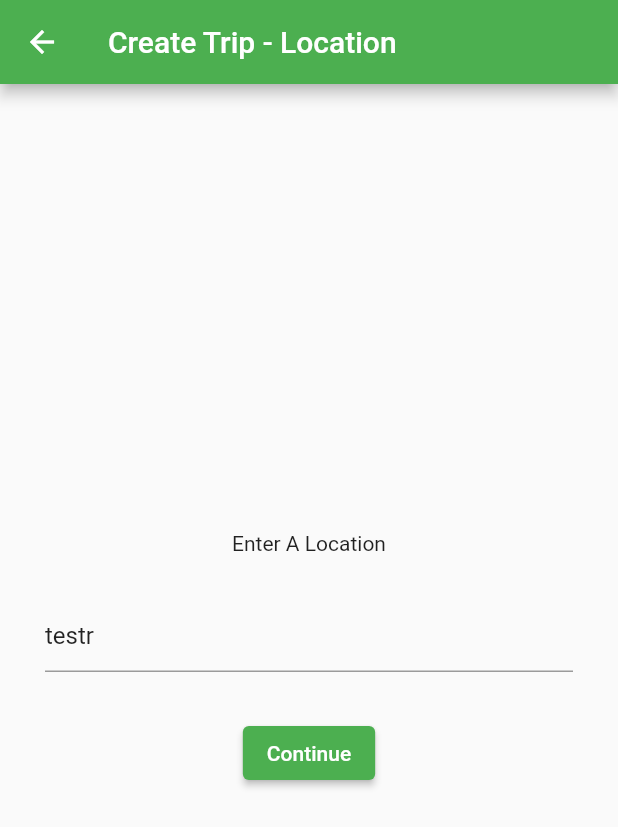
After one commit to brandondasb/travel_app_my_version_flutter, a Flutter app: the screen it shows after launch, after a tap on the "add" icon, on a phone screen of 412 x 824 dp. The commit adds this screen. Shown: the top 827 px of the screen. Run offline on Flutter 3.47's test engine with Material 2 defaults, Android fonts, the phone set to English and light mode, and no system bars; our stand-ins replace firebase_core; accounts and stored records are empty.

Commit message:
cleaned up the code added scheleton journey to add trip linked to online database works on android and IOS

```diff
--- a/lib/Home_widget.dart
+++ b/lib/home_widget.dart
@@ -1,7 +1,10 @@
 import 'package:flutter/material.dart';
 import 'package:travel_app_my_version/explore_view.dart';
-import 'package:travel_app_my_version/home_view.dart';
 import 'package:travel_app_my_version/past_trips_view.dart';
+import 'package:travel_app_my_version/views/home_view.dart';
+import 'package:travel_app_my_version/views/new_trips/location_view.dart';
+
+import 'models/Trip.dart';
 
 class Home extends StatefulWidget {
   @override
@@ -16,10 +19,22 @@ class _HomeState extends State<Home> {
 
   @override
   Widget build(BuildContext context) {
-    // TODO: implement build
+    final newTrip = Trip("testr", DateTime.now(), DateTime.now(), 200, "car");
     return Scaffold(
       appBar: AppBar(
         title: const Text("travel Budget app"),
+        actions: <Widget>[
+          IconButton(
+            icon: const Icon(Icons.add),
+            onPressed: () {
+              Navigator.push(
+                  context,
+                  MaterialPageRoute(
+                      builder: (context) =>
+                          NewTripLocationView(trip: newTrip)));
+            },
+          )
+        ],
       ),
       body: _children[_currentIndex],
       bottomNavigationBar: BottomNavigationBar(
--- a/lib/main.dart
+++ b/lib/main.dart
@@ -1,7 +1,12 @@
+import 'package:firebase_core/firebase_core.dart';
 import 'package:flutter/material.dart';
-import 'package:travel_app_my_version/Home_widget.dart';
+import 'package:travel_app_my_version/home_widget.dart';
 
-void main() => runApp(MyApp());
+Future<void> main() async {
+  WidgetsFlutterBinding.ensureInitialized();
+  await Firebase.initializeApp();
+  runApp(MyApp());
+}
 
 class MyApp extends StatelessWidget {
   @override
--- /dev/null
+++ b/lib/models/Trip.dart
@@ -0,0 +1,9 @@
+class Trip {
+  String title;
+  DateTime startDate;
+  DateTime endDate;
+  double budget;
+  String travelType;
+
+  Trip(this.title, this.startDate, this.endDate, this.budget, this.travelType);
+}
--- a/lib/home_view.dart
+++ b/lib/views/home_view.dart
@@ -1,7 +1,6 @@
 import 'package:flutter/material.dart';
 import 'package:intl/intl.dart';
-
-import 'model/Trip.dart';
+import 'package:travel_app_my_version/models/Trip.dart';
 
 class HomeView extends StatelessWidget {
   final List<Trip> tripList = [
--- /dev/null
+++ b/lib/views/new_trips/budget_view.dart
@@ -0,0 +1,44 @@
+import 'package:cloud_firestore/cloud_firestore.dart';
+import 'package:flutter/material.dart';
+import 'package:travel_app_my_version/models/Trip.dart';
+
+class NewTripBudgetView extends StatelessWidget {
+  final Trip trip;
+  FirebaseFirestore db = FirebaseFirestore.instance;
+
+  NewTripBudgetView({Key? key, required this.trip}) : super(key: key);
+
+  @override
+  Widget build(BuildContext context) {
+    TextEditingController _titleController = TextEditingController();
+    _titleController.text = trip.title;
+
+    return Scaffold(
+        appBar: AppBar(
+          title: const Text('Create Trip - Budget'),
+        ),
+        body: Center(
+          child: Column(
+            mainAxisAlignment: MainAxisAlignment.center,
+            children: [
+              Text("Location ${trip.title}"),
+              Text("Start Date ${trip.startDate}"),
+              Text("End Date ${trip.endDate}"),
+              ElevatedButton(
+                child: const Text("Finish"),
+                onPressed: () async {
+                  // save to firebase
+                  await db.collection("trips").add({
+                    'title': trip.title,
+                    'startDate': trip.startDate,
+                    'endDate': trip.endDate
+                  });
+
+                  Navigator.of(context).popUntil((route) => route.isFirst);
+                },
+              )
+            ],
+          ),
+        ));
+  }
+}
--- /dev/null
+++ b/lib/views/new_trips/date_view.dart
@@ -0,0 +1,46 @@
+import 'package:flutter/material.dart';
+import 'package:travel_app_my_version/models/Trip.dart';
+
+import 'budget_view.dart';
+
+class NewTripDateView extends StatelessWidget {
+  final Trip trip;
+
+  const NewTripDateView({Key? key, required this.trip}) : super(key: key);
+
+  @override
+  Widget build(BuildContext context) {
+    return Scaffold(
+        appBar: AppBar(
+          title: const Text('Create Trip - Date'),
+        ),
+        body: Center(
+          child: Column(
+            mainAxisAlignment: MainAxisAlignment.center,
+            children: [
+              Text("Location ${trip.title}"),
+              Row(
+                mainAxisAlignment: MainAxisAlignment.spaceEvenly,
+                children: const <Widget>[
+                  Text("Enter a start date"),
+                  Text("Enter a End date"),
+                ],
+              ),
+              ElevatedButton(
+                child: const Text("Continue"),
+                onPressed: () {
+                  trip.startDate = DateTime.now();
+                  trip.endDate = DateTime.now();
+
+                  Navigator.push(
+                    context,
+                    MaterialPageRoute(
+                        builder: (context) => NewTripBudgetView(trip: trip)),
+                  );
+                },
+              )
+            ],
+          ),
+        ));
+  }
+}
--- /dev/null
+++ b/lib/views/new_trips/location_view.dart
@@ -0,0 +1,47 @@
+import 'package:flutter/material.dart';
+import 'package:travel_app_my_version/models/Trip.dart';
+
+import 'date_view.dart';
+
+class NewTripLocationView extends StatelessWidget {
+  final Trip trip;
+
+  const NewTripLocationView({Key? key, required this.trip}) : super(key: key);
+
+  @override
+  Widget build(BuildContext context) {
+    TextEditingController _titleController = TextEditingController();
+    _titleController.text = trip.title;
+
+    return Scaffold(
+        appBar: AppBar(
+          title: const Text('Create Trip - Location'),
+        ),
+        body: Center(
+          child: Column(
+            mainAxisAlignment: MainAxisAlignment.center,
+            children: [
+              const Text("Enter A Location"),
+              Padding(
+                padding: const EdgeInsets.all(30.0),
+                child: TextField(
+                  controller: _titleController,
+                  autocorrect: true,
+                ),
+              ),
+              ElevatedButton(
+                child: const Text("Continue"),
+                onPressed: () {
+                  trip.title = _titleController.text;
+                  Navigator.push(
+                    context,
+                    MaterialPageRoute(
+                        builder: (context) => NewTripDateView(trip: trip)),
+                  );
+                },
+              )
+            ],
+          ),
+        ));
+  }
+}
--- a/pubspec.yaml
+++ b/pubspec.yaml
@@ -34,8 +34,10 @@ dependencies:
   # The following adds the Cupertino Icons font to your application.
   # Use with the CupertinoIcons class for iOS style icons.
   cupertino_icons: ^1.0.2
-  intl: 0.15.7
+  intl: 0.17.0
   firebase_core: ^1.10.6
+  cloud_firestore: ^2.2.2
+  firebase_auth: ^3.3.4
 
 dev_dependencies:
   flutter_test:
```
Also changed, not shown: lib/model/Trip.dart (deleted, +0 -9 lines), pubspec.lock, 6 other files.
